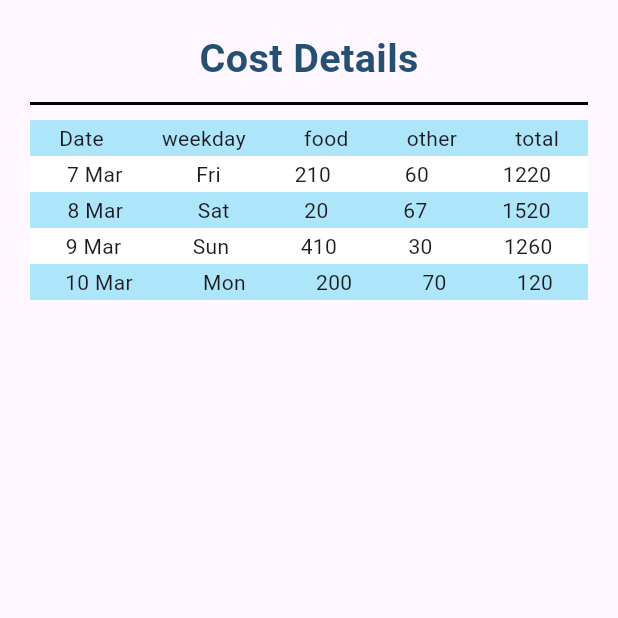
After one commit to fahimmahmud618/Monthy_Tracker, a Flutter app: the ShowCostDetailsPage screen opened directly, on a phone screen of 412 x 824 dp, the top half of it. The commit adds this screen. Run offline on Flutter 3.47's test engine with Material 3 defaults, Android fonts, the phone set to English and light mode, and no system bars.

Commit message:
table row created

```diff
--- a/lib/Pages/add_new_expence_page.dart
+++ b/lib/Pages/add_new_expence_page.dart
@@ -44,7 +44,8 @@ class _AddNewExpensePageState extends State<AddNewExpensePage> {
       child: Scaffold(
         body: Container(
           child: Column(
-            mainAxisAlignment: MainAxisAlignment.start,
+            mainAxisAlignment: MainAxisAlignment.center,
+            crossAxisAlignment: CrossAxisAlignment.center,
             children: [
               PageTitleBar(context, color1, "Update Expense"),
               SizedBox(height: 30,),
--- a/lib/Pages/home_page.dart
+++ b/lib/Pages/home_page.dart
@@ -1,6 +1,7 @@
 import 'package:flutter/material.dart';
 import 'package:monthy_tracker/Pages/add_new_expence_page.dart';
 import 'package:monthy_tracker/Pages/add_new_tuition.dart';
+import 'package:monthy_tracker/Pages/show_cost_details_page.dart';
 import 'package:monthy_tracker/Pages/update_tuition_page.dart';
 import 'package:monthy_tracker/Styles.dart';
 import 'package:monthy_tracker/Widgets/action_button.dart';
@@ -40,7 +41,7 @@ class _HomePageState extends State<HomePage> {
   }
 
   void go_to_cost_page(){
-    // TODO
+    Navigator.push(context, MaterialPageRoute(builder: (context)=>ShowCostDetailsPage()));
     print("cost page triggered");
   }
   void go_to_add_cost_page(){
--- /dev/null
+++ b/lib/Pages/show_cost_details_page.dart
@@ -0,0 +1,57 @@
+import 'package:flutter/material.dart';
+import 'package:monthy_tracker/Widgets/my_row.dart';
+import 'package:monthy_tracker/Widgets/page_title_bar.dart';
+
+import '../Styles.dart';
+class CostTable{
+  String date; String weekday; String food; String other; String total;
+
+  CostTable(this.date, this.weekday, this.food, this.other, this.total);
+}
+class ShowCostDetailsPage extends StatefulWidget {
+  const ShowCostDetailsPage({super.key});
+
+  @override
+  State<ShowCostDetailsPage> createState() => _ShowCostDetailsPageState();
+}
+
+class _ShowCostDetailsPageState extends State<ShowCostDetailsPage> {
+
+  List<CostTable> ct = [
+    new CostTable("7 Mar", "Fri", "210", "60", "1220"),
+    new CostTable("8 Mar", "Sat", "20", "67", "1520"),
+    new CostTable("9 Mar", "Sun", "410", "30", "1260"),
+    new CostTable("10 Mar", "Mon", "200", "70", "120"),
+  ];
+
+  bool isOddDate(String x){
+    List<String> parts = x.split(" ");
+
+    // Extract the numeric part (assuming it's the first part)
+    String numericPart = parts[0];
+
+    // Parse the numeric part into an integer
+    int number = int.tryParse(numericPart) ?? 0;
+
+    if(number%2==0) return false;
+    else return true;
+  }
+  @override
+  Widget build(BuildContext context) {
+    return SafeArea(child: Scaffold(
+      body: Container(
+        child: Column(
+          children: [
+            PageTitleBar(context, color1, "Cost Details"),
+            MyRowCost(context, color4, Colors.black, "Date", "weekday", "food", "other", "total"),
+            for(CostTable c in ct)
+              Container(
+                  child: isOddDate(c.date)? MyRowCost(context, Colors.white, Colors.black, c.date, c.weekday, c.food, c.other, c.total):
+                  MyRowCost(context, color4, Colors.black, c.date, c.weekday, c.food, c.other, c.total),
+              ),
+          ],
+        ),
+      ),
+    ));
+  }
+}
--- /dev/null
+++ b/lib/Widgets/my_row.dart
@@ -0,0 +1,19 @@
+import 'package:flutter/material.dart';
+
+Widget MyRowCost(BuildContext context, Color bgColor, Color color, String date, String weekday, String food, String other, String total){
+  return Container(
+    padding: EdgeInsets.symmetric(vertical: 2),
+    margin: EdgeInsets.symmetric(horizontal: 20),
+    color: bgColor,
+    child: Row(
+      mainAxisAlignment: MainAxisAlignment.spaceAround,
+      children: [
+        Text(date),
+        Text(weekday),
+        Text(food),
+        Text(other),
+        Text(total),
+      ],
+    ),
+  );
+}
```
